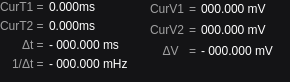
Qt form ui/cursor_readouts.ui (analogdevicesinc/scopy) before a commit.
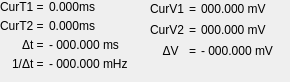
The same form after that commit.

Patch:
```diff
--- a/ui/cursor_readouts.ui
+++ b/ui/cursor_readouts.ui
@@ -25,6 +25,9 @@
   <property name="windowTitle">
    <string>Form</string>
   </property>
+  <property name="styleSheet">
+   <string notr="true"/>
+  </property>
   <layout class="QHBoxLayout" name="horizontalLayout">
    <property name="spacing">
     <number>0</number>
@@ -62,11 +65,7 @@
       </size>
      </property>
      <property name="styleSheet">
-      <string notr="true">QWidget {
-  background-color: rgb(20, 20, 22);
-  color: white;
-}
-</string>
+      <string notr="true"/>
      </property>
      <layout class="QGridLayout" name="gridLayout">
       <property name="leftMargin">
@@ -156,9 +155,6 @@
           <verstretch>0</verstretch>
          </sizepolicy>
         </property>
-        <property name="styleSheet">
-         <string notr="true">color: rgba(255, 255, 255, 153);</string>
-        </property>
         <property name="text">
          <string>Δt =</string>
         </property>
@@ -188,9 +184,6 @@
           <verstretch>0</verstretch>
          </sizepolicy>
         </property>
-        <property name="styleSheet">
-         <string notr="true">color: rgba(255, 255, 255, 153);</string>
-        </property>
         <property name="text">
          <string>CurT2 =</string>
         </property>
@@ -207,9 +200,6 @@
           <verstretch>0</verstretch>
          </sizepolicy>
         </property>
-        <property name="styleSheet">
-         <string notr="true">color: rgba(255, 255, 255, 153);</string>
-        </property>
         <property name="text">
          <string>1/Δt =</string>
         </property>
@@ -265,9 +255,6 @@
           <verstretch>0</verstretch>
          </sizepolicy>
         </property>
-        <property name="styleSheet">
-         <string notr="true">color: rgba(255, 255, 255, 153);</string>
-        </property>
         <property name="text">
          <string>CurT1 =</string>
         </property>
@@ -300,10 +287,7 @@
       </size>
      </property>
      <property name="styleSheet">
-      <string notr="true">QWidget {
-  background-color: rgb(20, 20, 22);
-  color: white;
-}</string>
+      <string notr="true"/>
      </property>
      <layout class="QGridLayout" name="gridLayout_2">
       <property name="leftMargin">
@@ -329,9 +313,6 @@
           <verstretch>0</verstretch>
          </sizepolicy>
         </property>
-        <property name="styleSheet">
-         <string notr="true">color: rgba(255, 255, 255, 153);</string>
-        </property>
         <property name="text">
          <string>CurV2</string>
         </property>
@@ -348,9 +329,6 @@
           <verstretch>0</verstretch>
          </sizepolicy>
         </property>
-        <property name="styleSheet">
-         <string notr="true">color: rgba(255, 255, 255, 153);</string>
-        </property>
         <property name="text">
          <string>    ΔV</string>
         </property>
@@ -367,9 +345,6 @@
           <verstretch>0</verstretch>
          </sizepolicy>
         </property>
-        <property name="styleSheet">
-         <string notr="true">color: rgba(255, 255, 255, 153);</string>
-        </property>
         <property name="text">
          <string>CurV1</string>
         </property>
@@ -499,9 +474,6 @@
       </item>
       <item row="3" column="1">
        <widget class="QLabel" name="label">
-        <property name="styleSheet">
-         <string notr="true">color: rgba(255, 255, 255, 153);</string>
-        </property>
         <property name="text">
          <string>=</string>
         </property>
@@ -509,9 +481,6 @@
       </item>
       <item row="2" column="1">
        <widget class="QLabel" name="label_2">
-        <property name="styleSheet">
-         <string notr="true">color: rgba(255, 255, 255, 153);</string>
-        </property>
         <property name="text">
          <string>=</string>
         </property>
@@ -519,9 +488,6 @@
       </item>
       <item row="1" column="1">
        <widget class="QLabel" name="label_3">
-        <property name="styleSheet">
-         <string notr="true">color: rgba(255, 255, 255, 153);</string>
-        </property>
         <property name="text">
          <string>=</string>
         </property>
```
